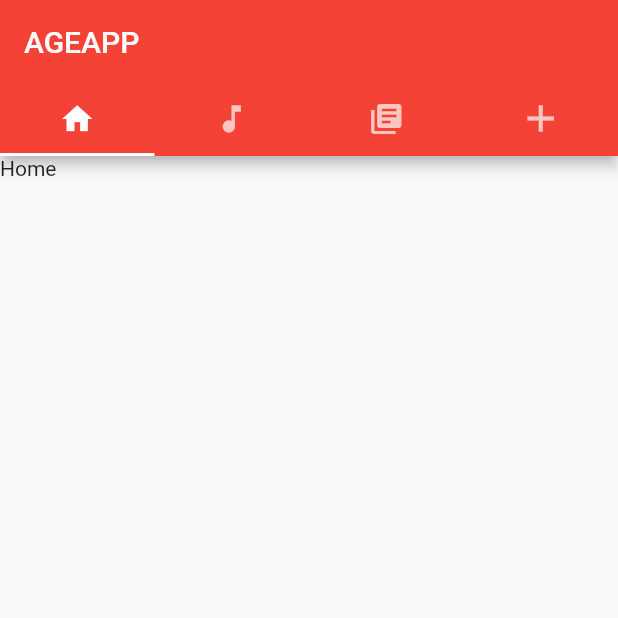
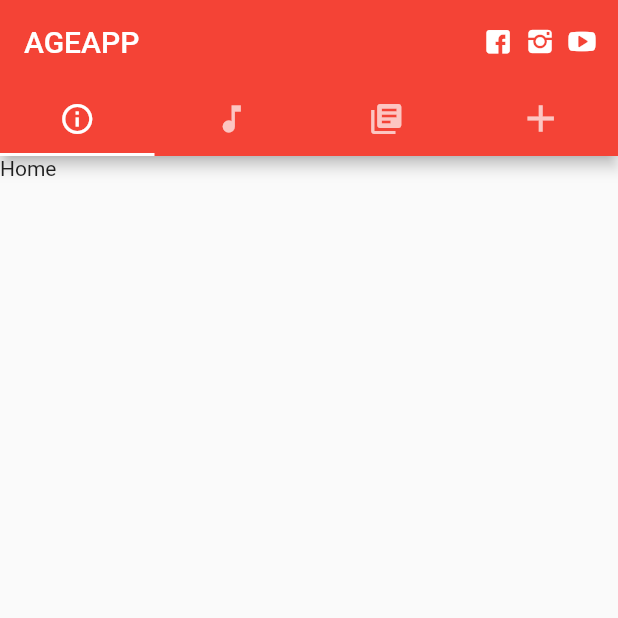
Before and after one commit to ThisLerol/AGEAPP-2.0, a Flutter app: the screen it shows after launch, on a phone screen of 412 x 824 dp, the top half of it. Run offline on Flutter 3.47's test engine with Material 2 defaults, Android fonts, the phone set to English and light mode, and no system bars.

Commit message:
Modificacion del APPBAR: iconos de redes sociales, iconos en asset , TTF de iconos en fonts/

```diff
--- a/lib/barMenu.dart
+++ b/lib/barMenu.dart
@@ -3,6 +3,35 @@ import 'package:ageapp/Contenidos/Home.dart';
 import 'package:ageapp/Contenidos/Mas.dart';
 import 'package:ageapp/Contenidos/Biblioteca.dart';
 import 'package:ageapp/Contenidos/Musica.dart';
+import 'package:ageapp/social_media_icons.dart';
+
+class BarImage extends StatefulWidget{
+
+  @override
+  State<StatefulWidget> createState() {
+    // TODO: implement createState
+    return _BarImage();
+  }
+}
+
+class _BarImage extends State<BarImage>{
+  @override
+  Widget build(BuildContext context) {
+    // TODO: implement build
+    return //ImagenBar();
+
+     Container(
+      child: Column(
+        children: <Widget>[ImagenBar(),
+          AllBar(),
+        ],
+      ),
+      color: Colors.blue,
+    );
+  }
+
+
+}
 
 
 class AllBar extends StatefulWidget{
@@ -15,27 +44,49 @@ class _AllBar extends State<AllBar> with SingleTickerProviderStateMixin{
 
   @override
   void initState(){
+
     super.initState();
-    _tabController = new TabController(vsync: this,initialIndex: 0,length: 4 );
+    _tabController = new TabController(vsync: this,initialIndex: 0,length: 4, );
   }
 
   Widget build(BuildContext context){
     return new Scaffold(
 
       appBar: new AppBar(
-        title: new Text("AGEAPP"),
+
+        actions: <Widget>[
+          Padding(child:Icon(SocialMedia.facebook_squared,size: 18,),padding: EdgeInsets.all(5.0),),
+          Padding(child:Icon(SocialMedia.instagram,size: 18,),padding: EdgeInsets.all(5.0),),
+          Padding(child:Icon(SocialMedia.youtube_play,size: 18,),padding: EdgeInsets.all(5.0),),
+          Padding(padding: EdgeInsets.all(5.0),),
+        ],
+        title: Row(
+
+          mainAxisAlignment: MainAxisAlignment.start,
+          children: <Widget>[
+
+           Text("AGEAPP"),
+
+
+          ],
+
+        ),
         bottom: new TabBar(
+
 
             controller: _tabController,
             tabs: <Widget>
-            [new Tab(icon: new Icon(Icons.home)),
-             new Tab(icon: new Icon(Icons.music_note)),
-              new Tab(icon: new Icon(Icons.library_books)),
-              new Tab(icon: new Icon(Icons.add,size: 30)),
+            [
+
+              new Tab(icon:  new Icon(Icons.info_outline),),
+            new Tab(icon: new Icon(Icons.music_note)),
+            new Tab(icon: new Icon(Icons.library_books)),
+            new Tab(icon: new Icon(Icons.add,size: 30)),
             ]
         ),
       ),
       body: new TabBarView(
+
 
         controller: _tabController,
           children: <Widget>[
@@ -53,3 +104,20 @@ class _AllBar extends State<AllBar> with SingleTickerProviderStateMixin{
   }
 
 }
+
+//Cargando la imagen
+
+class ImagenBar extends StatefulWidget{
+  @override
+  State<StatefulWidget> createState() {
+    // TODO: implement createState
+    return _ImagenBar();
+  }
+}
+
+class _ImagenBar extends State<ImagenBar> {
+  @override
+  Widget build(BuildContext context){
+    return  Image.asset('assets/AGEUP.jpg',height: 367,width: 367,fit: BoxFit.contain,);
+  }
+}
--- a/lib/main.dart
+++ b/lib/main.dart
@@ -114,13 +114,21 @@ class pp extends StatelessWidget {
   @override
   Widget build(BuildContext context) {
     return new MaterialApp(
-      title: 'Ageapp',
+      title: 'AGEAPP',
       theme: new ThemeData(
+
         primarySwatch: Colors.red,
       ),
       debugShowCheckedModeBanner: false,
       home:
-         AllBar()
+
+       AllBar(),
+
+
+
+
+
+
     );
   }
 }
--- /dev/null
+++ b/lib/social_media_icons.dart
@@ -0,0 +1,36 @@
+/// Flutter icons SocialMedia
+/// Copyright (C) 2020 by original authors @ fluttericon.com, fontello.com
+/// This font was generated by FlutterIcon.com, which is derived from Fontello.
+///
+/// To use this font, place it in your fonts/ directory and include the
+/// following in your pubspec.yaml
+///
+/// flutter:
+///   fonts:
+///    - family:  SocialMedia
+///      fonts:
+///       - asset: fonts/SocialMedia.ttf
+///
+///
+/// * Font Awesome, Copyright (C) 2016 by Dave Gandy
+///         Author:    Dave Gandy
+///         License:   SIL ()
+///         Homepage:  http://fortawesome.github.com/Font-Awesome/
+/// * Entypo, Copyright (C) 2012 by Daniel Bruce
+///         Author:    Daniel Bruce
+///         License:   SIL (http://scripts.sil.org/OFL)
+///         Homepage:  http://www.entypo.com
+///
+import 'package:flutter/widgets.dart';
+
+class SocialMedia {
+  SocialMedia._();
+
+  static const _kFontFam = 'SocialMedia';
+  static const _kFontPkg = null;
+
+  static const IconData youtube_play = IconData(0xf16a, fontFamily: _kFontFam, fontPackage: _kFontPkg);
+  static const IconData twitter = IconData(0xf309, fontFamily: _kFontFam, fontPackage: _kFontPkg);
+  static const IconData facebook_squared = IconData(0xf30e, fontFamily: _kFontFam, fontPackage: _kFontPkg);
+  static const IconData instagram = IconData(0xf32d, fontFamily: _kFontFam, fontPackage: _kFontPkg);
+}
```
Also changed, not shown: pubspec.yaml (+11 -0 lines), assets/AGEUP.jpg (added), fonts/SocialMedia.ttf (added).
